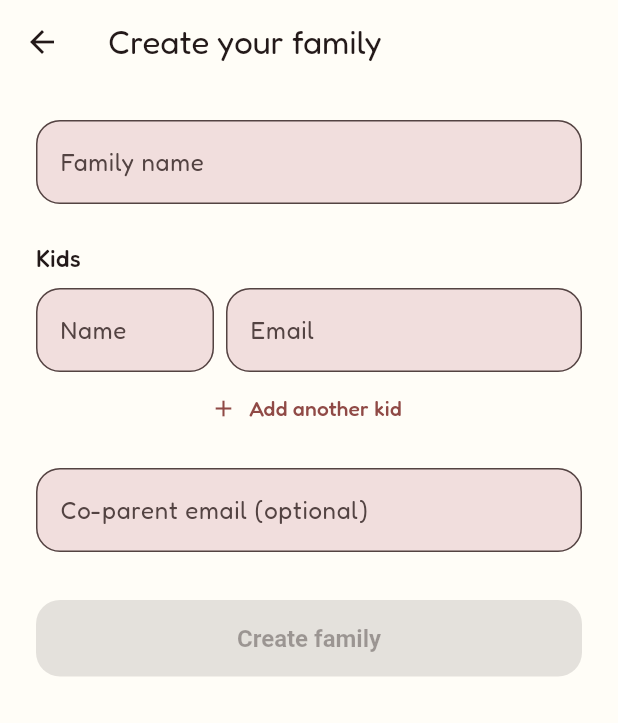
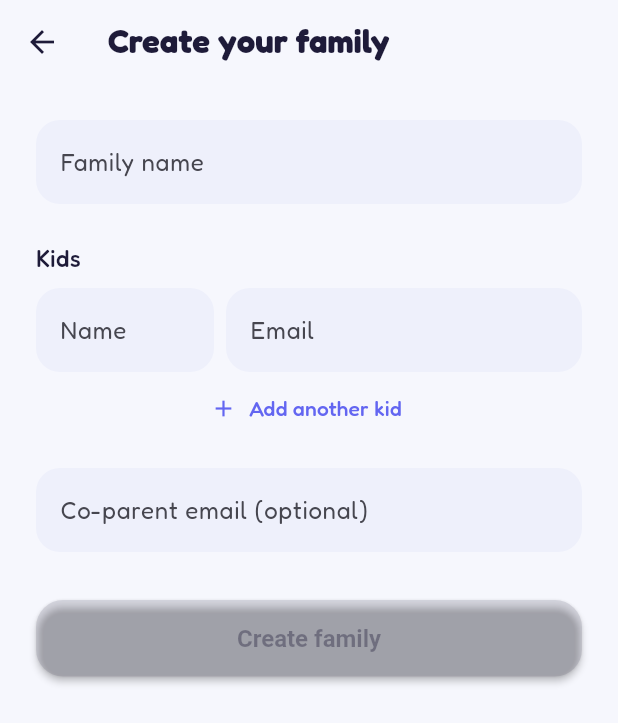
Before and after one commit to eculeus/bank-of-mom-and-dad, a Flutter app: the screen it shows once a user with an empty profile is signed in, after a tap on "🧑‍🚀", on a phone screen of 412 x 824 dp. Shown: the top 723 px of the screen. Run offline on Flutter 3.47's test engine with Material 3 defaults, Android fonts, the phone set to English and light mode, and no system bars; our stand-ins replace cloud_firestore, cloud_functions, firebase_auth, firebase_core, firebase_messaging, flutter_riverpod and 3 more; accounts and stored records are empty; network calls fail; statements that could not run were skipped.

Commit message:
design: bright airy indigo-violet refresh + new $ app icon
Replaces the muted cream/red theme with a modern indigo-violet system:
white cards with soft shadows, airy background, crisp deposit-green /
deduction-red amounts, gradient balance hero on the kid screen, polished
sign-in. New generic gradient $ icon replaces the family photo (also
resolves the public-repo privacy concern).

Co-Authored-By: Claude Fable 5 <noreply@anthropic.com>

```diff
--- a/lib/core/theme.dart
+++ b/lib/core/theme.dart
@@ -1,49 +1,98 @@
 import 'package:flutter/material.dart';
 import 'package:google_fonts/google_fonts.dart';
+
+// Brand palette — bright, airy, modern.
+const kBrandIndigo = Color(0xFF6366F1);
+const kBrandViolet = Color(0xFF8B5CF6);
+const kBrandInk = Color(0xFF1E1B39); // near-black indigo for text
+const kBrandBg = Color(0xFFF6F7FD); // airy cool near-white
+const kMoneyUp = Color(0xFF12B76A); // deposits
+const kMoneyDown = Color(0xFFF04438); // deductions
+
+const kBrandGradient = LinearGradient(
+  begin: Alignment.topLeft,
+  end: Alignment.bottomRight,
+  colors: [kBrandIndigo, kBrandViolet],
+);
 
 const kidColors = [
   Color(0xFF7C4DFF), // purple
   Color(0xFF00BFA5), // teal
   Color(0xFFFF6D00), // orange
-  Color(0xFFD500F9), // magenta
+  Color(0xFFEC4899), // pink
   Color(0xFF2979FF), // blue
   Color(0xFF00C853), // green
 ];
 
 ThemeData buildBankTheme() {
-  final base = ThemeData(
-    useMaterial3: true,
-    colorScheme: ColorScheme.fromSeed(
-      seedColor: const Color(0xFFFF5252),
-      secondary: const Color(0xFF7C4DFF),
-      surface: const Color(0xFFFFFDF7),
-    ),
+  final scheme = ColorScheme.fromSeed(
+    seedColor: kBrandIndigo,
+    brightness: Brightness.light,
+  ).copyWith(
+    primary: kBrandIndigo,
+    secondary: kBrandViolet,
+    surface: Colors.white,
+    onSurface: kBrandInk,
   );
-  final textTheme = GoogleFonts.fredokaTextTheme(base.textTheme).copyWith(
-    displayLarge: GoogleFonts.fredoka(
-        textStyle: base.textTheme.displayLarge, fontWeight: FontWeight.w700),
+  final base = ThemeData(useMaterial3: true, colorScheme: scheme);
+  final textTheme = GoogleFonts.fredokaTextTheme(base.textTheme).apply(
+    bodyColor: kBrandInk,
+    displayColor: kBrandInk,
   );
   return base.copyWith(
     textTheme: textTheme,
-    scaffoldBackgroundColor: const Color(0xFFFFFDF7),
+    scaffoldBackgroundColor: kBrandBg,
+    appBarTheme: AppBarTheme(
+      backgroundColor: kBrandBg,
+      surfaceTintColor: Colors.transparent,
+      foregroundColor: kBrandInk,
+      elevation: 0,
+      scrolledUnderElevation: 0,
+      centerTitle: false,
+      titleTextStyle: GoogleFonts.fredoka(
+          color: kBrandInk, fontSize: 22, fontWeight: FontWeight.w700),
+    ),
     cardTheme: CardThemeData(
-      shape: RoundedRectangleBorder(borderRadius: BorderRadius.circular(24)),
-      elevation: 2,
+      color: Colors.white,
+      surfaceTintColor: Colors.white,
+      shadowColor: kBrandIndigo.withValues(alpha: 0.22),
+      elevation: 8,
+      margin: EdgeInsets.zero,
+      shape: RoundedRectangleBorder(borderRadius: BorderRadius.circular(26)),
     ),
+    dividerTheme: const DividerThemeData(color: Color(0xFFE9EBF6), thickness: 1),
     inputDecorationTheme: InputDecorationTheme(
-      border: OutlineInputBorder(borderRadius: BorderRadius.circular(16)),
       filled: true,
+      fillColor: const Color(0xFFEEF0FB),
+      border: OutlineInputBorder(
+          borderRadius: BorderRadius.circular(16), borderSide: BorderSide.none),
+      enabledBorder: OutlineInputBorder(
+          borderRadius: BorderRadius.circular(16), borderSide: BorderSide.none),
+      focusedBorder: OutlineInputBorder(
+          borderRadius: BorderRadius.circular(16),
+          borderSide: const BorderSide(color: kBrandIndigo, width: 2)),
     ),
     filledButtonTheme: FilledButtonThemeData(
       style: FilledButton.styleFrom(
-        shape: RoundedRectangleBorder(borderRadius: BorderRadius.circular(16)),
+        backgroundColor: kBrandIndigo,
+        foregroundColor: Colors.white,
+        shape: RoundedRectangleBorder(borderRadius: BorderRadius.circular(18)),
         padding: const EdgeInsets.symmetric(horizontal: 24, vertical: 16),
         textStyle: const TextStyle(fontWeight: FontWeight.w700, fontSize: 16),
+        elevation: 2,
       ),
     ),
-    floatingActionButtonTheme: const FloatingActionButtonThemeData(
-      backgroundColor: Color(0xFFD50000),
+    segmentedButtonTheme: SegmentedButtonThemeData(
+      style: ButtonStyle(
+        shape: WidgetStatePropertyAll(RoundedRectangleBorder(
+            borderRadius: BorderRadius.circular(14))),
+      ),
+    ),
+    floatingActionButtonTheme: FloatingActionButtonThemeData(
+      backgroundColor: kBrandIndigo,
       foregroundColor: Colors.white,
+      elevation: 4,
+      shape: RoundedRectangleBorder(borderRadius: BorderRadius.circular(20)),
     ),
   );
 }
--- a/lib/features/auth/sign_in_screen.dart
+++ b/lib/features/auth/sign_in_screen.dart
@@ -1,6 +1,8 @@
 import 'package:flutter/material.dart';
 import 'package:flutter_riverpod/flutter_riverpod.dart';
+import 'package:google_fonts/google_fonts.dart';
 import '../../core/emulators.dart';
+import '../../core/theme.dart';
 import '../../state/providers.dart';
 
 class SignInScreen extends ConsumerStatefulWidget {
@@ -32,33 +34,69 @@ class _SignInScreenState extends ConsumerState<SignInScreen> {
     return Scaffold(
       body: Container(
         decoration: const BoxDecoration(
-          gradient: LinearGradient(
-            begin: Alignment.topLeft, end: Alignment.bottomRight,
-            colors: [Color(0xFFFFF8E1), Color(0xFFFFE0B2)],
+          gradient: RadialGradient(
+            center: Alignment(0, -0.55), radius: 1.15,
+            colors: [Color(0xFFEDEFFE), kBrandBg],
           ),
         ),
         child: Center(
           child: SingleChildScrollView(
             padding: const EdgeInsets.all(32),
+            child: ConstrainedBox(
+              constraints: const BoxConstraints(maxWidth: 380),
               child: Column(
                 mainAxisSize: MainAxisSize.min,
+                crossAxisAlignment: CrossAxisAlignment.stretch,
                 children: [
-                const Text('🏦', style: TextStyle(fontSize: 72)),
-                const SizedBox(height: 12),
+                  Center(
+                    child: Container(
+                      width: 104, height: 104,
+                      decoration: BoxDecoration(
+                        gradient: kBrandGradient,
+                        borderRadius: BorderRadius.circular(30),
+                        boxShadow: [
+                          BoxShadow(
+                            color: kBrandIndigo.withValues(alpha: 0.42),
+                            blurRadius: 30, offset: const Offset(0, 14)),
+                        ],
+                      ),
+                      child: Center(
+                        child: Text('\$',
+                            style: GoogleFonts.fredoka(
+                                color: Colors.white, fontSize: 58, fontWeight: FontWeight.w700)),
+                      ),
+                    ),
+                  ),
+                  const SizedBox(height: 28),
                   Text('Bank of Mom & Dad',
                       textAlign: TextAlign.center,
                       style: Theme.of(context).textTheme.headlineMedium
                           ?.copyWith(fontWeight: FontWeight.w800)),
-                const SizedBox(height: 32),
-                FilledButton.icon(
+                  const SizedBox(height: 8),
+                  Text('Allowance, made simple.',
+                      textAlign: TextAlign.center,
+                      style: Theme.of(context).textTheme.titleMedium
+                          ?.copyWith(color: kBrandInk.withValues(alpha: 0.6))),
+                  const SizedBox(height: 36),
+                  ElevatedButton.icon(
+                    style: ElevatedButton.styleFrom(
+                      backgroundColor: Colors.white,
+                      foregroundColor: kBrandInk,
+                      shape: RoundedRectangleBorder(borderRadius: BorderRadius.circular(18)),
+                      padding: const EdgeInsets.symmetric(horizontal: 24, vertical: 16),
+                      elevation: 6,
+                      shadowColor: kBrandIndigo.withValues(alpha: 0.28),
+                      textStyle: const TextStyle(fontWeight: FontWeight.w700, fontSize: 16),
+                    ),
                     onPressed: _busy ? null : () => _run(auth.signInWithGoogle),
-                  icon: const Icon(Icons.login),
-                  label: const Text('Sign in with Google'),
+                    icon: const Icon(Icons.login, color: kBrandIndigo),
+                    label: const Text('Continue with Google'),
                   ),
                   if (kTestMode) ...[
                     const Divider(height: 48),
                     TextField(controller: _email,
                         decoration: const InputDecoration(labelText: 'Test email')),
+                    const SizedBox(height: 8),
                     TextField(controller: _password, obscureText: true,
                         decoration: const InputDecoration(labelText: 'Test password')),
                     const SizedBox(height: 12),
@@ -73,9 +111,12 @@ class _SignInScreenState extends ConsumerState<SignInScreen> {
                   if (_error != null)
                     Padding(
                       padding: const EdgeInsets.only(top: 16),
-                    child: Text(_error!, style: const TextStyle(color: Colors.red)),
+                      child: Text(_error!,
+                          textAlign: TextAlign.center,
+                          style: const TextStyle(color: kMoneyDown)),
                     ),
                 ],
+              ),
             ),
           ),
         ),
--- a/lib/features/parent/kid_detail_screen.dart
+++ b/lib/features/parent/kid_detail_screen.dart
@@ -4,6 +4,7 @@ import 'package:firebase_auth/firebase_auth.dart';
 import 'package:flutter/material.dart';
 import 'package:flutter_riverpod/flutter_riverpod.dart';
 import '../../core/money.dart';
+import '../../core/theme.dart';
 import '../../models/models.dart';
 import '../../state/providers.dart';
 import '../../widgets/expandable_note.dart';
@@ -24,7 +25,7 @@ class KidDetailScreen extends ConsumerWidget {
     return Scaffold(
       appBar: AppBar(title: Text('${liveKid.displayName} — ${formatCents(liveKid.balanceCents)}')),
       floatingActionButton: FloatingActionButton.extended(
-        backgroundColor: const Color(0xFFD50000),
+        backgroundColor: kBrandIndigo,
         foregroundColor: Colors.white,
         icon: const Icon(Icons.attach_money),
         // The transaction is scoped to this kid automatically — no picker.
@@ -59,7 +60,7 @@ class KidDetailScreen extends ConsumerWidget {
               trailing: Row(mainAxisSize: MainAxisSize.min, children: [
                 Text(formatCentsSigned(tx.amountCents),
                     style: TextStyle(fontSize: 16, fontWeight: FontWeight.w700,
-                        color: tx.amountCents < 0 ? Colors.red.shade700 : Colors.green.shade800)),
+                        color: tx.amountCents < 0 ? kMoneyDown : kMoneyUp)),
                 if (tx.createdByUid == myUid)
                   PopupMenuButton<String>(
                     onSelected: (action) async {
--- a/lib/widgets/balance_text.dart
+++ b/lib/widgets/balance_text.dart
@@ -1,16 +1,18 @@
 import 'package:flutter/material.dart';
 import '../core/money.dart';
+import '../core/theme.dart';
 
 class BalanceText extends StatelessWidget {
   final int cents;
   final bool celebrate;
-  const BalanceText({super.key, required this.cents, required this.celebrate});
+  final Color? color;
+  const BalanceText({super.key, required this.cents, required this.celebrate, this.color});
 
   @override
   Widget build(BuildContext context) {
     final style = Theme.of(context).textTheme.displayLarge?.copyWith(
         fontWeight: FontWeight.w900,
-        color: cents < 0 ? Colors.red.shade700 : Colors.green.shade800);
+        color: color ?? (cents < 0 ? kMoneyDown : kMoneyUp));
     if (!celebrate) return Text(formatCents(cents), style: style);
     return TweenAnimationBuilder<double>(
       tween: Tween(begin: 0, end: 1),
--- a/pubspec.yaml
+++ b/pubspec.yaml
@@ -34,7 +34,7 @@ flutter:
   uses-material-design: true
 
 flutter_launcher_icons:
-  image_path: "web/icons/Icon-512.png"
+  image_path: "assets/icon/app_icon_square.png"
   ios: true
   android: false
   remove_alpha_ios: true
```
Also changed, not shown: lib/features/kid/kid_home_screen.dart (+28 -8 lines), lib/features/parent/parent_home_screen.dart (+3 -6 lines), assets/icon/app_icon_square.png (added), 1 other file. Lines whose indentation alone changed are shown as unchanged.
